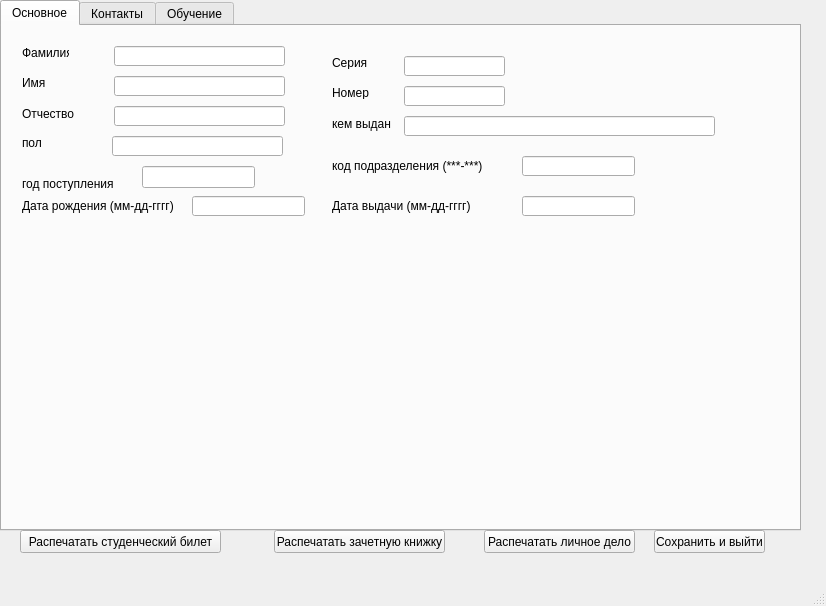
Old version of the form stud_card.ui in the repository BagrKonstantin/nti_contest_alfa.
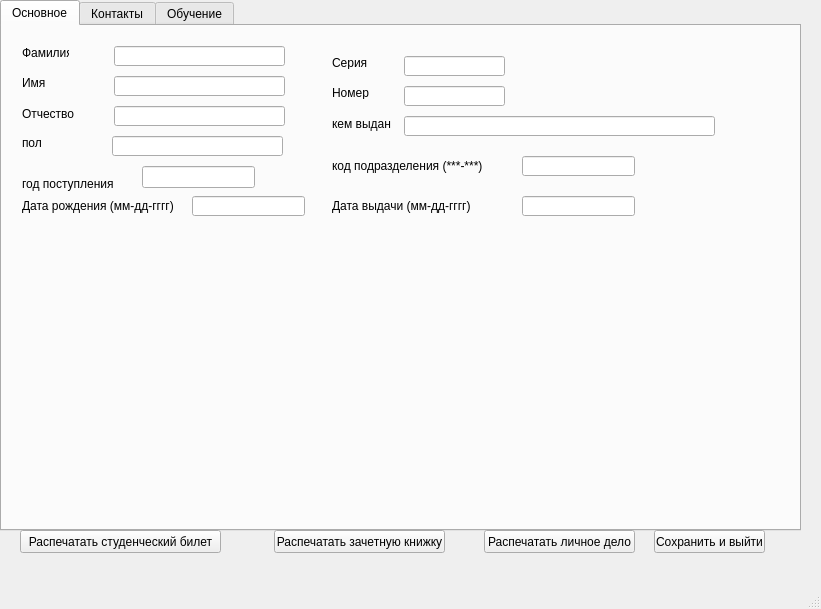
New version of the form. The open tabs and pages were chosen to show the change.

```diff
--- a/stud_card.ui
+++ b/stud_card.ui
@@ -6,8 +6,8 @@
    <rect>
     <x>0</x>
     <y>0</y>
-    <width>826</width>
-    <height>606</height>
+    <width>821</width>
+    <height>609</height>
    </rect>
   </property>
   <property name="windowTitle">
```
Left out of the diff: 36 changed lines with no effect on the pictures.
